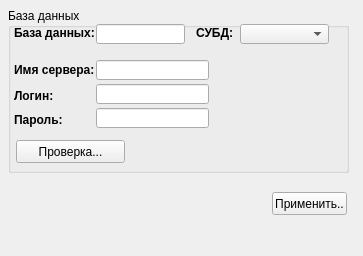
Above: frm_setting.ui from sergey4475/profi before the change. Below: the same form after it.
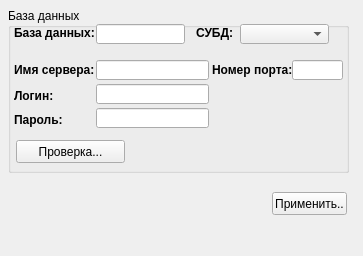
That is the form after the change. Custom widgets are drawn as their Qt base class.

Diff of the .ui file:
```diff
--- a/frm_setting.ui
+++ b/frm_setting.ui
@@ -225,6 +225,38 @@
      </rect>
     </property>
    </widget>
+   <widget class="QLabel" name="label_6">
+    <property name="geometry">
+     <rect>
+      <x>204</x>
+      <y>52</y>
+      <width>85</width>
+      <height>20</height>
+     </rect>
+    </property>
+    <property name="font">
+     <font>
+      <weight>75</weight>
+      <bold>true</bold>
+     </font>
+    </property>
+    <property name="text">
+     <string>Номер порта:</string>
+    </property>
+    <property name="buddy">
+     <cstring>hostname</cstring>
+    </property>
+   </widget>
+   <widget class="QLineEdit" name="port">
+    <property name="geometry">
+     <rect>
+      <x>284</x>
+      <y>52</y>
+      <width>51</width>
+      <height>20</height>
+     </rect>
+    </property>
+   </widget>
   </widget>
   <widget class="QPushButton" name="pushButton">
    <property name="geometry">
```
